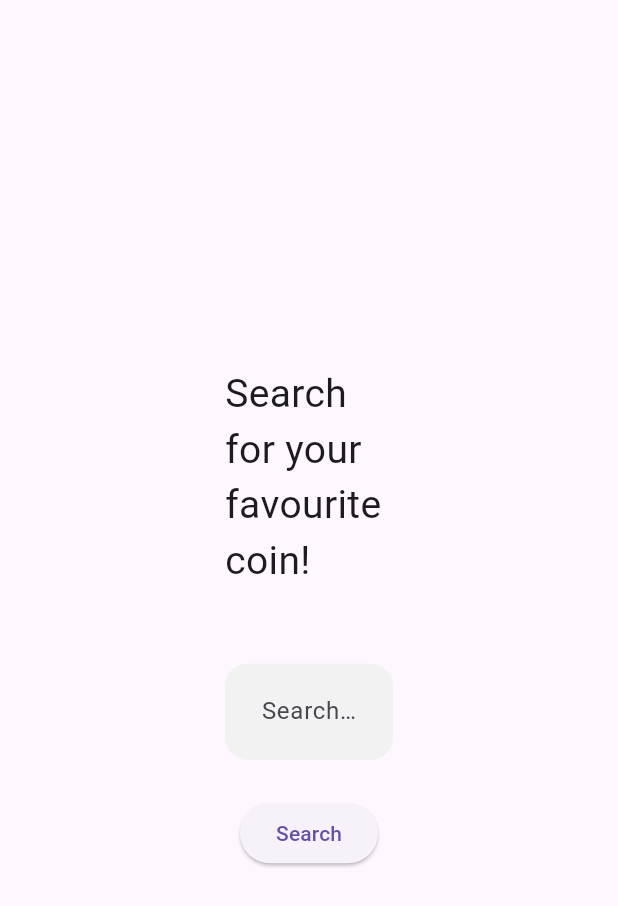
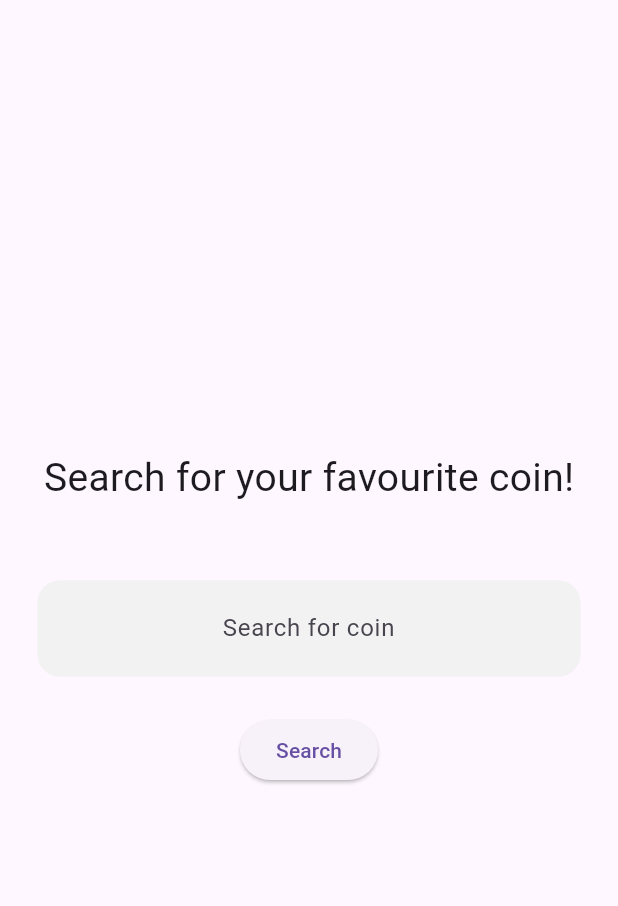
Before and after one commit to abdullah-19-8/crypto_price_tracker_web_app, a Flutter app: the screen it shows after launch, on a phone screen of 412 x 824 dp. Shown: the top 906 px of the screen. Run offline on Flutter 3.47's test engine with Material 3 defaults, Android fonts, the light colour scheme and no system bars; our stand-ins replace flutter_bloc, go_router.

```diff
--- a/lib/view/initial_view.dart
+++ b/lib/view/initial_view.dart
@@ -21,7 +21,7 @@ class _InitialViewState extends State<InitialView> {
   Widget build(BuildContext context) {
     return Scaffold(
       body: Padding(
-        padding: EdgeInsets.symmetric(horizontal: 150),
+        padding: EdgeInsets.symmetric(horizontal: 25),
         child: Column(
           mainAxisAlignment: MainAxisAlignment.center,
           children: [
```
Also changed, not shown: 1 other file.
